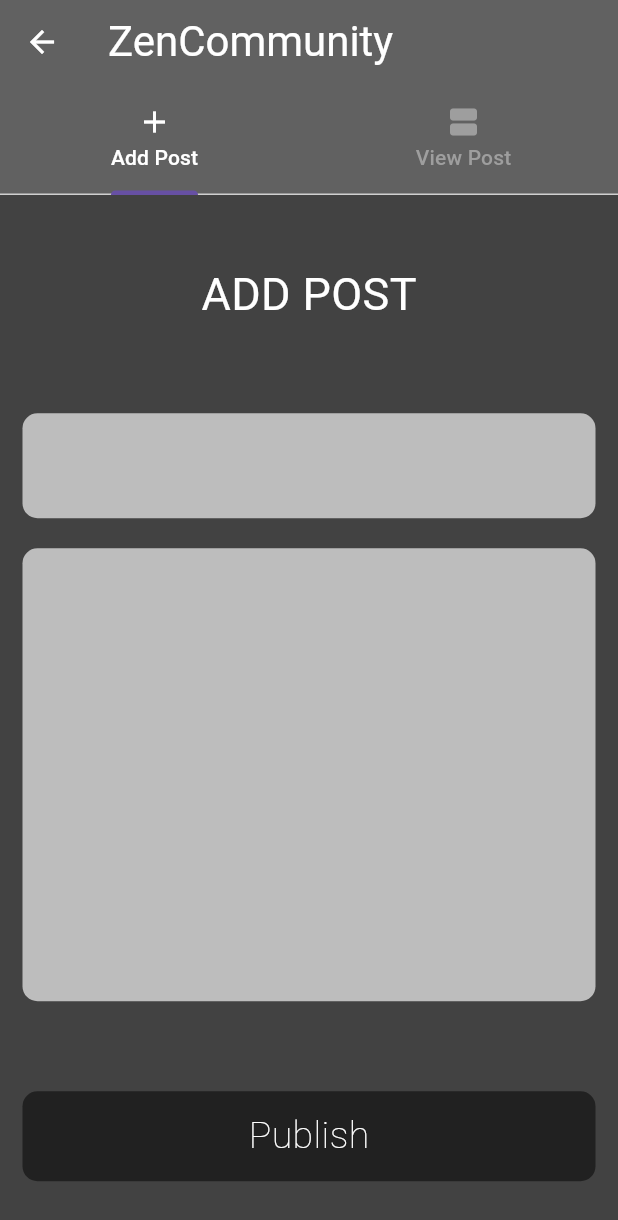
After one commit to stone-PETER/zenaid, a Flutter app: the Community screen opened directly, on a phone screen of 412 x 824 dp. The commit adds this screen. Shown: the top 1220 px of the screen. Run offline on Flutter 3.47's test engine with Material 3 defaults, Android fonts, the phone set to English and light mode, and no system bars; our stand-ins replace flutter_slidable, google_nav_bar, webview_flutter.

Commit message:
Basic done

```diff
--- a/lib/main.dart
+++ b/lib/main.dart
@@ -14,11 +14,7 @@ class MyApp extends StatelessWidget {
     return MaterialApp(
       debugShowCheckedModeBanner: false,
       title: 'ZenAid',
-      theme: ThemeData(
-        colorScheme: ColorScheme.fromSeed(seedColor: Colors.deepPurple),
-        useMaterial3: true,
-      ),
-      home: ZenAid(),
+      home: const ZenAid(),
     );
   }
 }
--- /dev/null
+++ b/lib/pages/community.dart
@@ -0,0 +1,49 @@
+import 'package:flutter/material.dart';
+import 'package:zenaid/pages/postadd.dart';
+import 'package:zenaid/pages/postview.dart';
+
+class Community extends StatefulWidget {
+  const Community({super.key});
+
+  @override
+  State<Community> createState() => _CommunityState();
+}
+
+class _CommunityState extends State<Community> {
+  int _currentIndex = 0;
+
+  final List<Widget> _tabs = [
+    AddPost(),
+    ViewPost(),
+  ];
+
+  @override
+  Widget build(BuildContext context) {
+    return DefaultTabController(
+      length: _tabs.length,
+      child: Scaffold(
+        backgroundColor: Colors.grey[800],
+        appBar: AppBar(
+          backgroundColor: Colors.grey[700],
+          foregroundColor: Colors.white,
+          title: Text(
+            'ZenCommunity',
+            style: TextStyle(fontSize: 28),
+          ),
+          bottom: TabBar(
+            labelColor: Colors.white,
+            unselectedLabelColor: Colors.grey,
+            dividerColor: Colors.white70,
+            tabs: [
+              Tab(icon: Icon(Icons.add), text: 'Add Post'),
+              Tab(icon: Icon(Icons.view_agenda), text: 'View Post'),
+            ],
+          ),
+        ),
+        body: TabBarView(
+          children: _tabs,
+        ),
+      ),
+    );
+  }
+}
--- /dev/null
+++ b/lib/pages/postadd.dart
@@ -0,0 +1,82 @@
+import 'package:flutter/material.dart';
+
+class AddPost extends StatefulWidget {
+  const AddPost({super.key});
+
+  @override
+  State<AddPost> createState() => _AddPostState();
+}
+
+class _AddPostState extends State<AddPost> {
+  final titleController = TextEditingController();
+  final descriptionController = TextEditingController();
+
+  @override
+  Widget build(BuildContext context) {
+    return Center(
+        child: Padding(
+      padding: const EdgeInsets.all(15),
+      child: Column(
+        crossAxisAlignment: CrossAxisAlignment.center,
+        mainAxisAlignment: MainAxisAlignment.center,
+        children: [
+          Padding(
+            padding: const EdgeInsets.all(8.0),
+            child: Text(
+              'ADD POST',
+              style: TextStyle(fontSize: 30, color: Colors.white),
+            ),
+          ),
+          SizedBox(
+            height: 50,
+          ),
+          TextField(
+            style: TextStyle(fontSize: 25),
+            controller: titleController,
+            decoration: InputDecoration(
+              filled: true,
+              fillColor: Colors.grey[400],
+              border: OutlineInputBorder(
+                  borderSide: BorderSide.none,
+                  borderRadius: BorderRadius.circular(10)),
+            ),
+          ),
+          SizedBox(height: 20),
+          TextField(
+            style: TextStyle(fontSize: 18),
+            maxLines: 10,
+            controller: descriptionController,
+            decoration: InputDecoration(
+              filled: true,
+              fillColor: Colors.grey[400],
+              border: OutlineInputBorder(
+                  borderSide: BorderSide.none,
+                  borderRadius: BorderRadius.circular(10)),
+            ),
+          ),
+          SizedBox(height: 60),
+          GestureDetector(
+            onTap: () => {},
+            child: Container(
+              height: 60,
+              width: 400,
+              decoration: BoxDecoration(
+                color: Colors.grey[900],
+                borderRadius: BorderRadius.circular(10),
+              ),
+              child: Center(
+                child: Text(
+                  'Publish',
+                  style: TextStyle(
+                      fontSize: 25,
+                      color: Colors.white,
+                      fontWeight: FontWeight.w200),
+                ),
+              ),
+            ),
+          )
+        ],
+      ),
+    ));
+  }
+}
--- a/lib/pages/zenaid.dart
+++ b/lib/pages/zenaid.dart
@@ -1,7 +1,6 @@
 // ignore_for_file: prefer_const_constructors
 
 import 'package:flutter/material.dart';
-import 'package:flutter/widgets.dart';
 import 'package:zenaid/pages/home.dart';
 
 class ZenAid extends StatelessWidget {
@@ -34,7 +33,7 @@ class ZenAid extends StatelessWidget {
                 ),
               ),
 
-              GestureDetector(
+             GestureDetector(
                 onTap: () => Navigator.push(context, MaterialPageRoute(builder: (context) => Home())),
                 child: Container(
                   height: 60,
@@ -55,7 +54,6 @@ class ZenAid extends StatelessWidget {
                   ),
                 ),
               )
-
               //title
             ],
           ),
--- a/pubspec.yaml
+++ b/pubspec.yaml
@@ -35,6 +35,10 @@ dependencies:
   # The following adds the Cupertino Icons font to your application.
   # Use with the CupertinoIcons class for iOS style icons.
   cupertino_icons: ^1.0.6
+  google_nav_bar : ^5.0.6
+  webview_flutter: ^4.7.0
+  flutter_slidable: ^3.1.0
+
 
 dev_dependencies:
   flutter_test:
```
Also changed, not shown: lib/components/bottom_navbar.dart (added, +44 -0 lines), lib/components/daily.dart (added, +35 -0 lines), lib/components/subreds.dart (added, +64 -0 lines), lib/components/tiplist.dart (added, +28 -0 lines), lib/pages/ai.dart (added, +85 -0 lines), lib/pages/chat.dart (added, +33 -0 lines), lib/pages/home.dart (+22 -0 lines), lib/pages/homemain.dart (added, +116 -0 lines), lib/pages/journal.dart (added, +25 -0 lines), lib/pages/postview.dart (added, +48 -0 lines), lib/pages/to_reddit.dart (added, +29 -0 lines), lib/assets/Logo.png, lib/assets/Logomin.png (added), lib/assets/Typo.png (added), 1 more files.
